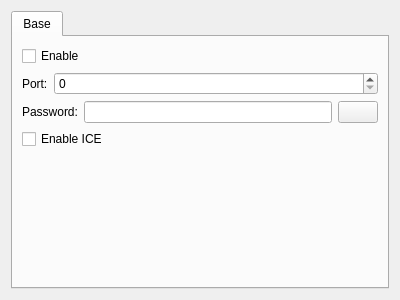
Old version of the form Plugins/TigerVnc/Service/FrmParameterTigerVNC.ui in the repository KangLin/RabbitRemoteControl.
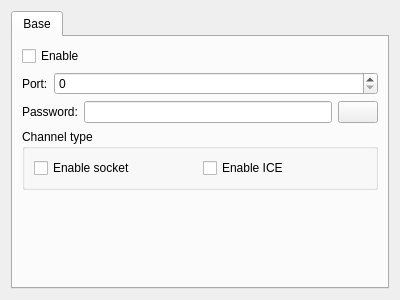
New version of the form. Icons and pictures are not drawn.

```diff
--- a/Plugins/TigerVnc/Service/FrmParameterTigerVNC.ui
+++ b/Plugins/TigerVnc/Service/FrmParameterTigerVNC.ui
@@ -23,19 +23,13 @@
       <attribute name="title">
        <string>Base</string>
       </attribute>
-      <layout class="QGridLayout" name="gridLayout_2">
-       <item row="4" column="0">
-        <spacer name="verticalSpacer">
-         <property name="orientation">
-          <enum>Qt::Vertical</enum>
+      <layout class="QGridLayout" name="gridLayout_3">
+       <item row="0" column="0">
+        <widget class="QCheckBox" name="cbEnable">
+         <property name="text">
+          <string>Enable</string>
          </property>
-         <property name="sizeHint" stdset="0">
-          <size>
-           <width>20</width>
-           <height>124</height>
-          </size>
-         </property>
-        </spacer>
+        </widget>
        </item>
        <item row="1" column="0">
         <layout class="QHBoxLayout" name="horizontalLayout">
@@ -90,20 +84,42 @@
          </item>
         </layout>
        </item>
-       <item row="0" column="0">
-        <widget class="QCheckBox" name="cbEnable">
-         <property name="text">
-          <string>Enable</string>
-         </property>
-        </widget>
-       </item>
        <item row="3" column="0">
-        <widget class="QCheckBox" name="cbEnableICE">
-         <property name="text">
-          <string>Enable ICE</string>
+        <widget class="QGroupBox" name="groupBox">
+         <property name="title">
+          <string>Channel type</string>
          </property>
+         <layout class="QGridLayout" name="gridLayout_2">
+          <item row="0" column="0">
+           <widget class="QCheckBox" name="cbEnableSocket">
+            <property name="text">
+             <string>Enable socket</string>
+            </property>
+           </widget>
+          </item>
+          <item row="0" column="1">
+           <widget class="QCheckBox" name="cbEnableICE">
+            <property name="text">
+             <string>Enable ICE</string>
+            </property>
+           </widget>
+          </item>
+         </layout>
         </widget>
        </item>
+       <item row="4" column="0">
+        <spacer name="verticalSpacer">
+         <property name="orientation">
+          <enum>Qt::Vertical</enum>
+         </property>
+         <property name="sizeHint" stdset="0">
+          <size>
+           <width>20</width>
+           <height>124</height>
+          </size>
+         </property>
+        </spacer>
+       </item>
       </layout>
      </widget>
     </widget>
```
